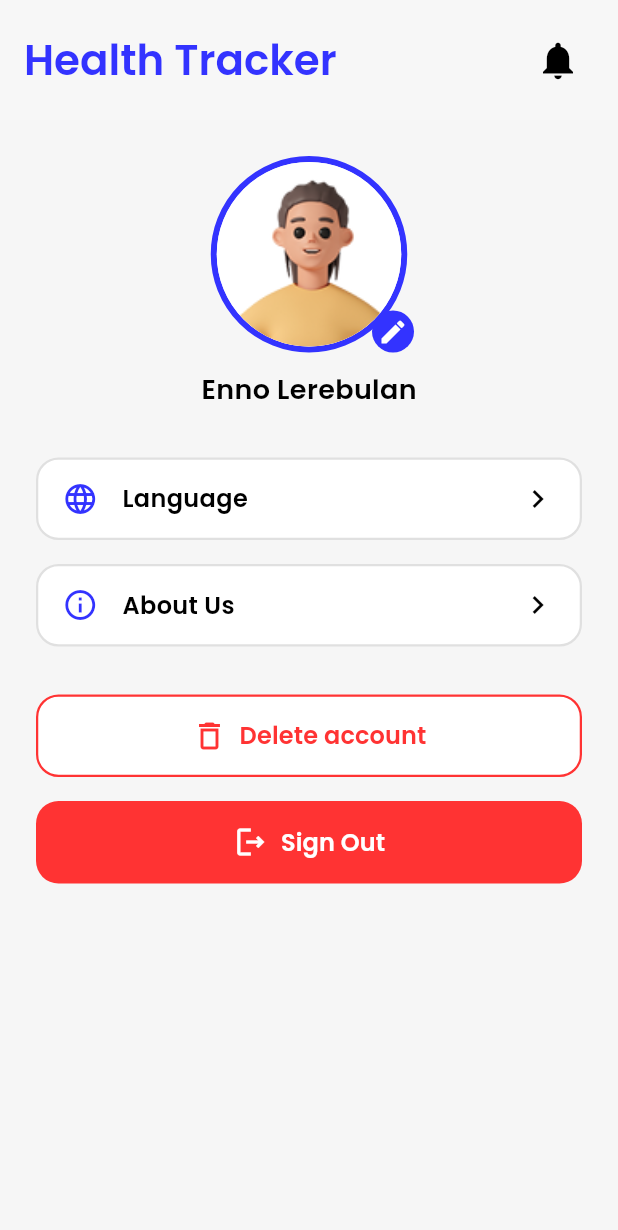
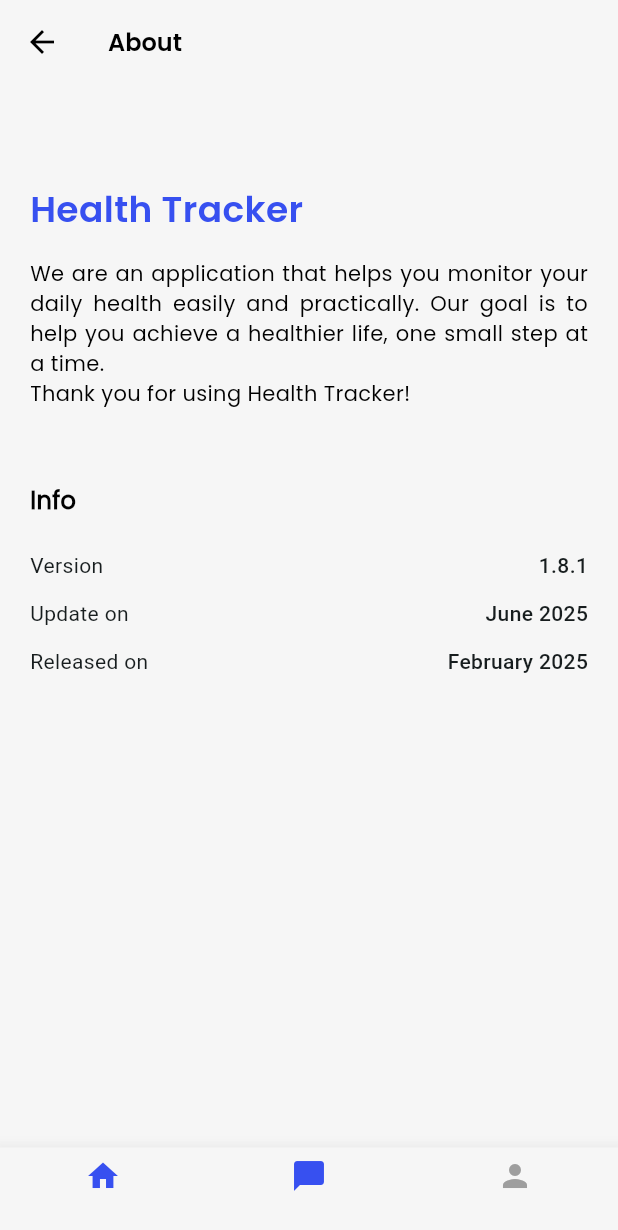
Before and after one commit to lianaprtw/FE_HealthTracker, a Flutter app: the ProfileTrainner screen opened directly, after a tap on "About Us", on a phone screen of 412 x 824 dp. Shown: the top 1230 px of the screen. Run offline on Flutter 3.47's test engine with Material 3 defaults, Android fonts, the phone set to English and light mode, and no system bars; our stand-ins replace image_picker, shared_preferences; accounts and stored records are empty; Roboto replaces fonts that are missing (Poppins).

Commit message:
membuat about page untuk trainer

```diff
--- a/lib/views/Trainer/Profile_Trainner.dart
+++ b/lib/views/Trainer/Profile_Trainner.dart
@@ -1,4 +1,5 @@
 import 'package:flutter/material.dart';
+import 'package:health_tracker/views/Trainer/aboutTrainer.dart';
 import 'package:health_tracker/views/Trainer/logintrainer.dart';
 import 'package:health_tracker/views/Trainer/update_profile.dart';
 
@@ -336,8 +337,10 @@ class _ProfilePageState extends State<ProfileTrainner> {
                 borderColor: Colors.grey.shade300,
                 arrowColor: Colors.black,
                 onTap: () {
-                  print('About Us option tapped');
-                  // Navigasi ke halaman About Us
+                  Navigator.push(
+                    context,
+                    MaterialPageRoute(builder: (context) => const AboutPageTrainer()),
+                  );
                 },
               ),
               // BAGIAN "HELP" TELAH DIHAPUS SESUAI PERMINTAAN
--- /dev/null
+++ b/lib/views/Trainer/aboutTrainer.dart
@@ -0,0 +1,137 @@
+import 'package:flutter/material.dart';
+
+class AboutPageTrainer extends StatelessWidget {
+  const AboutPageTrainer({super.key});
+
+  @override
+  Widget build(BuildContext context) {
+    return Scaffold(
+      backgroundColor: const Color(0xFFF6F6F6),
+      appBar: AppBar(
+        backgroundColor: const Color(0xFFF6F6F6),
+        elevation: 0,
+        leading: IconButton(
+          icon: const Icon(Icons.arrow_back, color: Colors.black),
+          onPressed: () {
+            Navigator.pop(context);
+          },
+        ),
+        title: const Text(
+          'About',
+          style: TextStyle(
+            color: Colors.black,
+            fontFamily: 'PoppinsSemiBold',
+            fontSize: 16,
+            fontWeight: FontWeight.w600,
+          ),
+        ),
+        centerTitle: false,
+      ),
+      body: Padding(
+        padding: const EdgeInsets.symmetric(horizontal: 20, vertical: 16),
+        child: Column(
+          crossAxisAlignment: CrossAxisAlignment.start,
+          children: [
+            const SizedBox(height: 50),
+            const Text(
+              'Health Tracker',
+              style: TextStyle(
+                fontSize: 24,
+                fontWeight: FontWeight.bold,
+                color: Color(0xFF3750F0),
+                fontFamily: 'PoppinsSemiBold',
+              ),
+            ),
+            const SizedBox(height: 16),
+            const Text(
+              'We are an application that helps you monitor your daily health easily and practically. '
+              'Our goal is to help you achieve a healthier life, one small step at a time.\n'
+              'Thank you for using Health Tracker!',
+              textAlign: TextAlign.justify,
+              style: TextStyle(
+                fontSize: 14,
+                fontFamily: 'PoppinsRegular',
+                color: Colors.black,
+              ),
+            ),
+            const SizedBox(height: 50),
+            const Text(
+              'Info',
+              style: TextStyle(
+                fontSize: 16,
+                fontWeight: FontWeight.w600,
+                fontFamily: 'PoppinsRegular',
+                color: Colors.black,
+              ),
+            ),
+            const SizedBox(height: 16),
+            const InfoRow(title: 'Version', value: '1.8.1'),
+            const InfoRow(title: 'Update on', value: 'June 2025'),
+            const InfoRow(title: 'Released on', value: 'February 2025'),
+          ],
+        ),
+      ),
+      bottomNavigationBar: BottomNavigationBar(
+        backgroundColor: const Color(0xFFF6F6F6),
+        selectedItemColor: const Color(0xFF3750F0),
+        unselectedItemColor: Colors.grey,
+        currentIndex: 0, // Ganti sesuai kebutuhan
+        onTap: (index) {
+          // Navigasi antar halaman
+        },
+        items: const [
+          BottomNavigationBarItem(
+            icon: Icon(Icons.home),
+            label: '',
+          ),
+          BottomNavigationBarItem(
+            icon: Icon(Icons.chat_bubble, color: Color(0xFF3750F0)),
+            label: '',
+          ),
+          BottomNavigationBarItem(
+            icon: Icon(Icons.person),
+            label: '',
+          ),
+        ],
+      ),
+    );
+  }
+}
+
+class InfoRow extends StatelessWidget {
+  final String title;
+  final String value;
+
+  const InfoRow({
+    super.key,
+    required this.title,
+    required this.value,
+  });
+
+  @override
+  Widget build(BuildContext context) {
+    return Padding(
+      padding: const EdgeInsets.symmetric(vertical: 6),
+      child: Row(
+        mainAxisAlignment: MainAxisAlignment.spaceBetween,
+        children: [
+          Text(
+            title,
+            style: const TextStyle(
+              fontSize: 14,
+              fontFamily: 'Poppins',
+            ),
+          ),
+          Text(
+            value,
+            style: const TextStyle(
+              fontSize: 14,
+              fontFamily: 'Poppins',
+              fontWeight: FontWeight.w500,
+            ),
+          ),
+        ],
+      ),
+    );
+  }
+}
```
